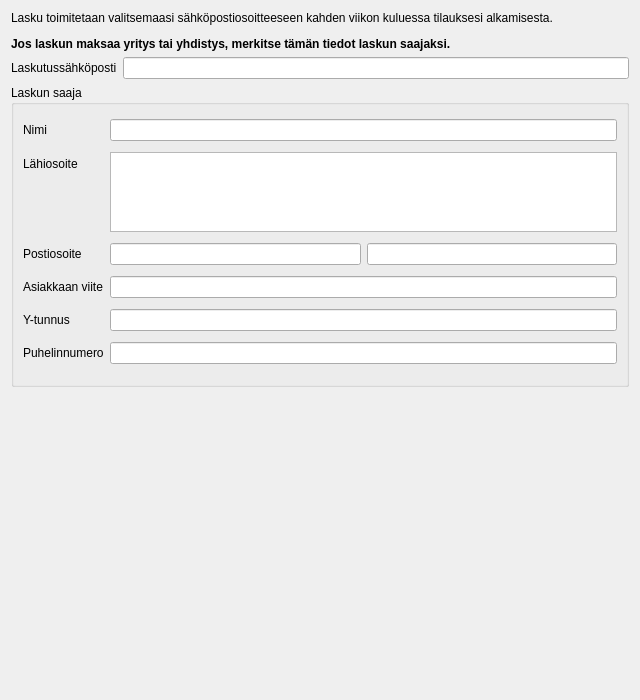
artoh/kitupiikki, file kitsas/tilaus/tilausyhteys.ui: the form before one commit.
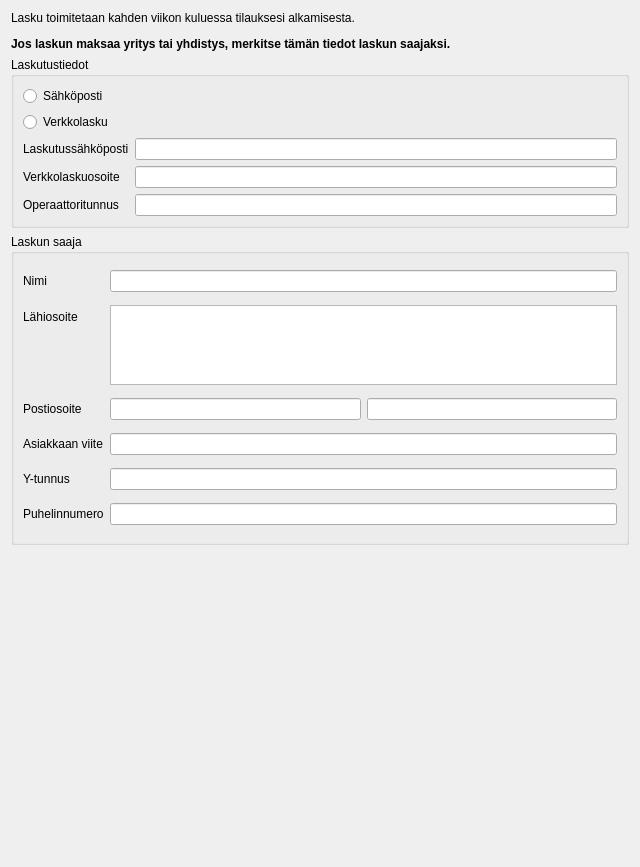
The form after the commit.

```diff
--- a/kitsas/tilaus/tilausyhteys.ui
+++ b/kitsas/tilaus/tilausyhteys.ui
@@ -7,17 +7,17 @@
     <x>0</x>
     <y>0</y>
     <width>640</width>
-    <height>700</height>
+    <height>867</height>
    </rect>
   </property>
   <property name="windowTitle">
    <string>Form</string>
   </property>
-  <layout class="QVBoxLayout" name="verticalLayout">
+  <layout class="QVBoxLayout" name="verticalLayout_2">
    <item>
     <widget class="QLabel" name="label_5">
      <property name="text">
-      <string>&lt;html&gt;&lt;head/&gt;&lt;body&gt;&lt;p&gt;Lasku toimitetaan valitsemaasi sähköpostiosoitteeseen kahden viikon kuluessa tilauksesi alkamisesta.&lt;/p&gt;&lt;p&gt;&lt;b&gt;Jos laskun maksaa yritys tai yhdistys, merkitse tämän tiedot laskun saajaksi.&lt;/b&gt;&lt;/p&gt;&lt;/body&gt;&lt;/html&gt;</string>
+      <string>&lt;html&gt;&lt;head/&gt;&lt;body&gt;&lt;p&gt;Lasku toimitetaan kahden viikon kuluessa tilauksesi alkamisesta.&lt;/p&gt;&lt;p&gt;&lt;b&gt;Jos laskun maksaa yritys tai yhdistys, merkitse tämän tiedot laskun saajaksi.&lt;/b&gt;&lt;/p&gt;&lt;/body&gt;&lt;/html&gt;</string>
      </property>
      <property name="wordWrap">
       <bool>true</bool>
@@ -25,6 +25,26 @@
     </widget>
    </item>
    <item>
+    <widget class="QGroupBox" name="groupBox_2">
+     <property name="title">
+      <string>Laskutustiedot</string>
+     </property>
+     <layout class="QVBoxLayout" name="verticalLayout">
+      <item>
+       <widget class="QRadioButton" name="emailButton">
+        <property name="text">
+         <string>Sähköposti</string>
+        </property>
+       </widget>
+      </item>
+      <item>
+       <widget class="QRadioButton" name="verkkolaskuButton">
+        <property name="text">
+         <string>Verkkolasku</string>
+        </property>
+       </widget>
+      </item>
+      <item>
     <layout class="QFormLayout" name="formLayout_2">
      <item row="0" column="0">
       <widget class="QLabel" name="label">
@@ -39,7 +59,30 @@
      <item row="0" column="1">
       <widget class="QLineEdit" name="emailEdit"/>
      </item>
-    </layout>
+        <item row="1" column="0">
+         <widget class="QLabel" name="ovtLabel">
+          <property name="text">
+           <string>Verkkolaskuosoite</string>
+          </property>
+         </widget>
+        </item>
+        <item row="1" column="1">
+         <widget class="QLineEdit" name="ovtEdit"/>
+        </item>
+        <item row="2" column="0">
+         <widget class="QLabel" name="operatorLabel">
+          <property name="text">
+           <string>Operaattoritunnus</string>
+          </property>
+         </widget>
+        </item>
+        <item row="2" column="1">
+         <widget class="QLineEdit" name="operaattoriEdit"/>
+        </item>
+       </layout>
+      </item>
+     </layout>
+    </widget>
    </item>
    <item>
     <widget class="QGroupBox" name="groupBox">
```
Left out of the diff: 2 changed lines with no effect on the pictures. Lines whose indentation alone changed are shown as unchanged.
